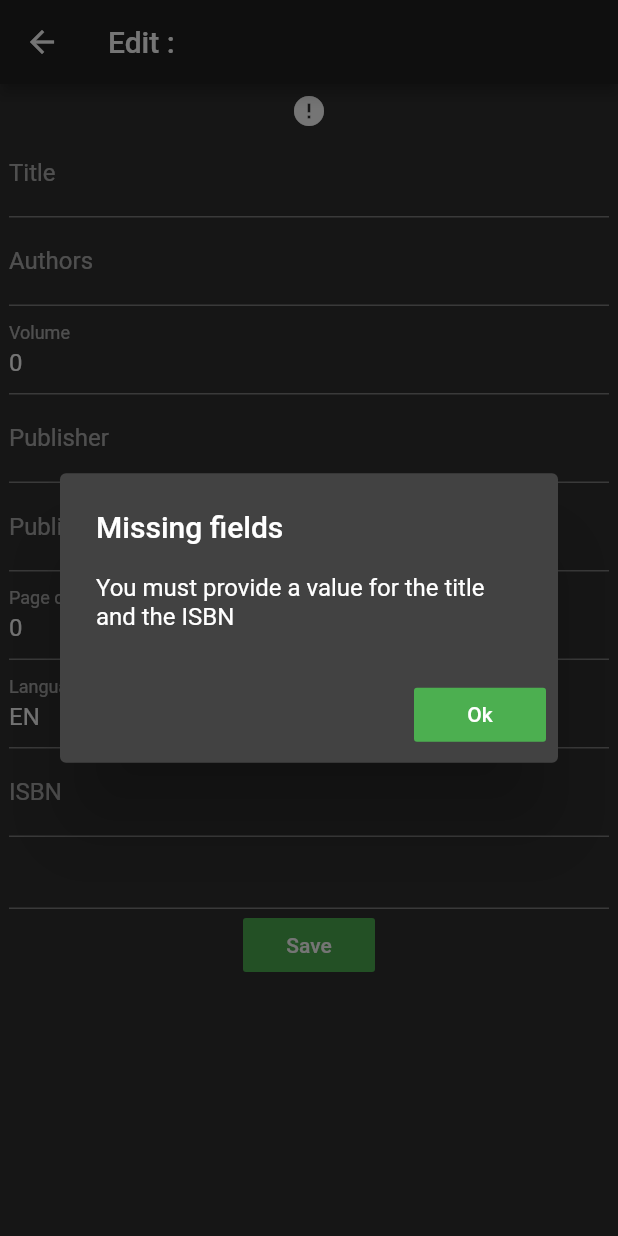
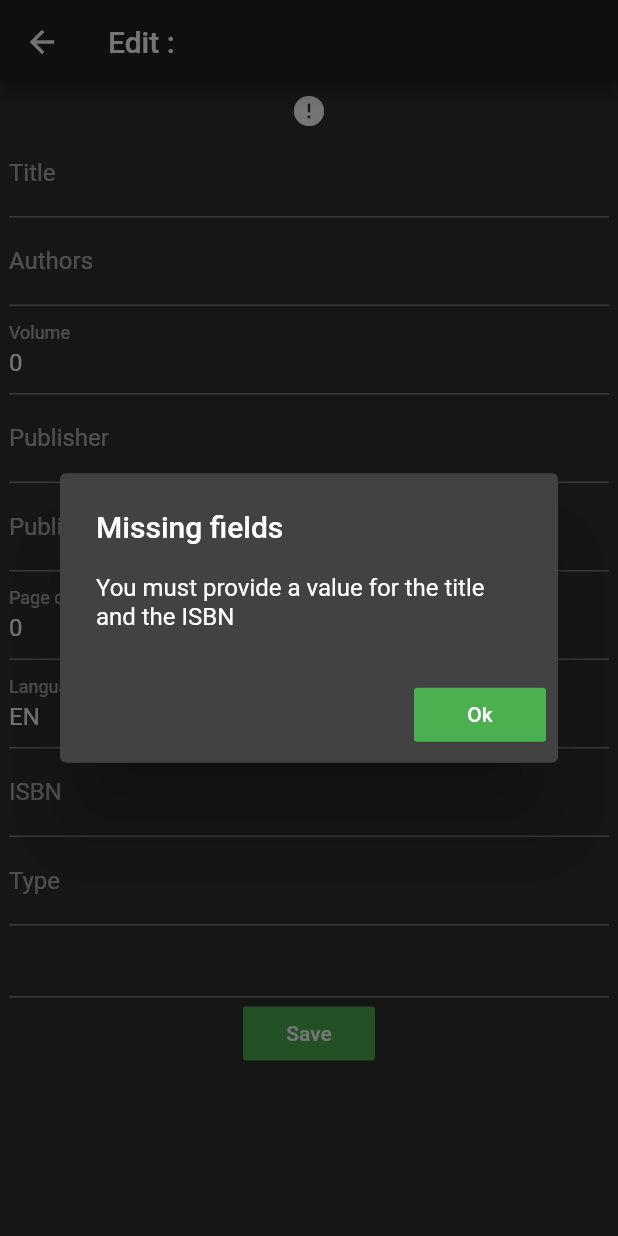
Before and after one commit to LolnationCH/Inventory-Keeper, a Flutter app: the BookWidgetEditor screen opened directly, after a tap on "Save", on a phone screen of 412 x 824 dp. Run offline on Flutter 3.47's test engine with Material 2 defaults, Android fonts, the phone set to English and light mode, and no system bars; drawn by our look-alikes of cached_network_image; our stand-ins replace flushbar; missing offline and left inert: qr_mobile_vision; network calls fail; project files that could hold a hidden picture were left out.

Commit message:
Added bookType to the book class

```diff
--- a/flutter app/lib/objects/Books.dart
+++ b/flutter app/lib/objects/Books.dart
@@ -46,11 +46,13 @@ class Book{
   int pageCount;
   String thumbnail = 'https://i.imgur.com/QWa1CA7.png'; // Default to a no Image
   String language;
+  String bookType = '';
 
   String getIdentifier() { return this.identifier.identifier; }
   String getAuthors() { return this.authors.toString().replaceAll('[', '').replaceAll(']', ''); }
-  String getVolumeNumber() { return this.volumeNumber == null ? '-1' : this.volumeNumber.toString(); }
-  String getPageCount() { return this.pageCount == null ? '-1' : this.pageCount.toString(); }
+  String getVolumeNumber() { return this.volumeNumber == null ? '' : this.volumeNumber.toString(); }
+  String getPageCount() { return this.pageCount == null ? '' : this.pageCount.toString(); }
+  String getBookType() { return this.bookType == '' ? 'Not defined' : this.bookType; }
 
   void setIdentifier(String identifier) { this.identifier.identifier = identifier; }
   void setAuthors(String authors) { this.authors = authors.split(','); }
@@ -69,6 +71,7 @@ class Book{
     pageCount = 0;
     thumbnail = 'https://i.imgur.com/QWa1CA7.png'; // Default to a no Image
     language = 'EN';
+    bookType = '';
   }
 
   Book.fromJsonWeb(Map<String, dynamic> jsonItem) {
@@ -152,7 +155,8 @@ class Book{
     identifier = ISBN.fromJson(json['identifier']),
     pageCount = json['pageCount'],
     thumbnail = json['thumbnail'],
-    language = json['language'];
+    language = json['language'],
+    bookType = json['bookType'];
 
   Map<String, dynamic> toJson() => {
     'id':            id,
@@ -166,6 +170,7 @@ class Book{
     'pageCount':     pageCount,
     'thumbnail':     thumbnail,
     'language':      language,
+    'bookType':          bookType,
   };
 }
 
--- a/flutter app/lib/queries/LocalServer.dart
+++ b/flutter app/lib/queries/LocalServer.dart
@@ -24,6 +24,7 @@ Future<dynamic> sendBookData(dynamic books) async {
       headers: {HttpHeaders.contentTypeHeader : "application/json"},
       body: json.encode(books)
     );
+    res = response;
   } on SocketException {
     return null;
   }
--- a/flutter app/lib/view/bookWidget.dart
+++ b/flutter app/lib/view/bookWidget.dart
@@ -54,6 +54,10 @@ class _BookWidget extends State<BookWidget>
     Align(
       alignment: Alignment.centerLeft,
       child: Text('ISBN : ' + bookShown.identifier.getIdentifierVisual(), style: TextStyle(fontSize: 25))
+    ),
+    Align(
+      alignment: Alignment.centerLeft,
+      child: Text('Type : ' + bookShown.getBookType(), style: TextStyle(fontSize: 25))
     ),
   ];
 
--- a/flutter app/lib/view/bookWidgetEditor.dart
+++ b/flutter app/lib/view/bookWidgetEditor.dart
@@ -25,6 +25,7 @@ class _BookWidgetEditor extends State<BookWidgetEditor>
   TextEditingController pageCountController;
   TextEditingController languageController;
   TextEditingController isbnController;
+  TextEditingController typeController;
 
   @override
   void initState() {
@@ -38,6 +39,7 @@ class _BookWidgetEditor extends State<BookWidgetEditor>
     pageCountController = TextEditingController(text: widget.bookInfo.getPageCount());
     languageController = TextEditingController(text: widget.bookInfo.language);
     isbnController = TextEditingController(text: widget.bookInfo.getIdentifier());
+    typeController = TextEditingController(text: widget.bookInfo.bookType);
   }
 
   List<Widget> getGenericInfo() => [
@@ -94,6 +96,10 @@ class _BookWidgetEditor extends State<BookWidgetEditor>
         ]
       )
     ),
+    Align(
+      alignment: Alignment.centerLeft,
+      child: TextField(decoration: InputDecoration(labelText: 'Type'), controller: typeController)
+    ),
   ];
 
   CachedNetworkImage getBookImage() => CachedNetworkImage(
@@ -119,6 +125,7 @@ class _BookWidgetEditor extends State<BookWidgetEditor>
     bookEdited.setPageCount(pageCountController.text);
     bookEdited.language = languageController.text;
     bookEdited.setIdentifier(isbnController.text);
+    bookEdited.bookType = typeController.text;
 
     return bookEdited;
   }
```
Also changed, not shown: flutter app/lib/view/catalog.dart (+15 -2 lines).
